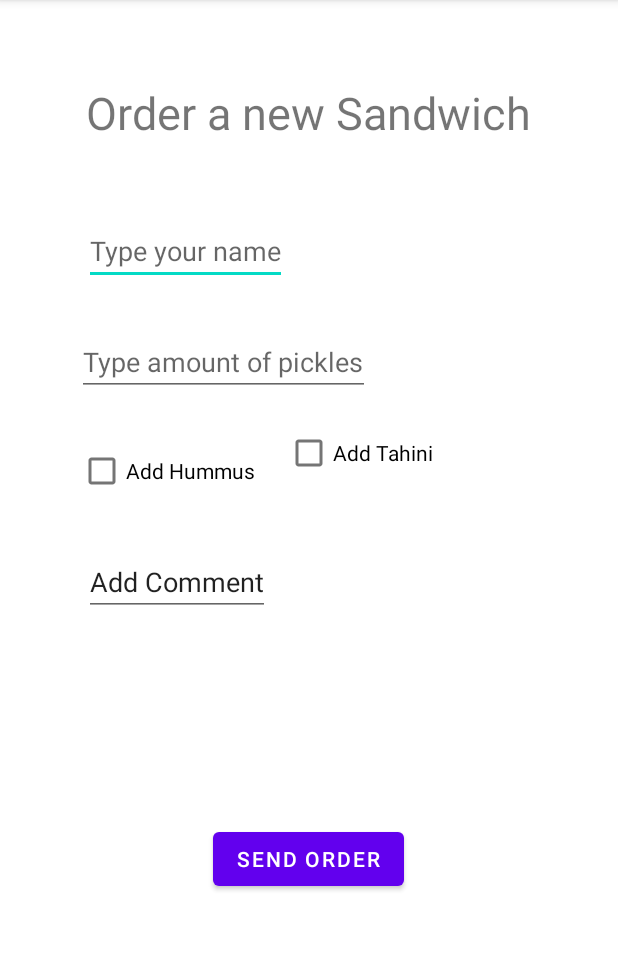
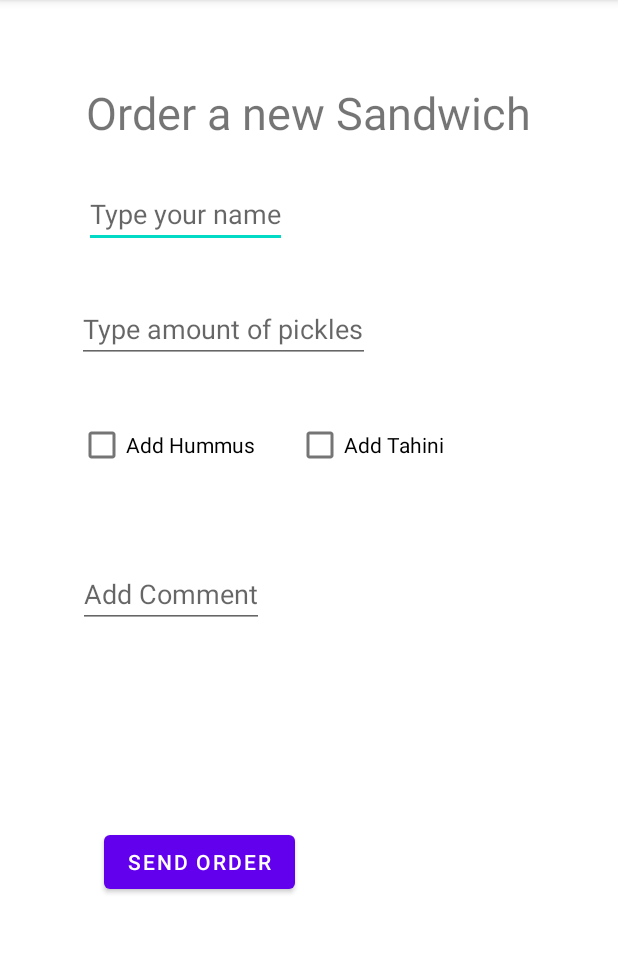
Before and after one commit to lotanaharoni/PostPc_Ex7, an Android app: the screen it shows after launch (NewOrderActivity), on a phone screen of 412 x 824 dp, the part 84-1037 px from its top. Run offline under Robolectric (Android 15) with nearby library versions, the phone set to English and light mode, and no system bars; our stand-ins replace Firebase (no records; nobody signed in at launch, a user with empty details on screens opened directly).

Commit message:
Fixed new_order and rdit_order screens

```diff
--- a/app/src/main/res/layout/activity_new_order.xml
+++ b/app/src/main/res/layout/activity_new_order.xml
@@ -29,20 +29,20 @@
         app:layout_constraintEnd_toEndOf="parent"
         app:layout_constraintHorizontal_bias="0.202"
         app:layout_constraintStart_toStartOf="parent"
-        app:layout_constraintTop_toBottomOf="@+id/pageTitle"
-        app:layout_constraintVertical_bias="0.079" />
+        app:layout_constraintTop_toTopOf="parent"
+        app:layout_constraintVertical_bias="0.166" />
 
     <CheckBox
         android:id="@+id/HummusCheckbox"
         android:layout_width="wrap_content"
         android:layout_height="wrap_content"
-        android:layout_marginBottom="404dp"
         android:text="@string/add_Hummus"
         app:layout_constraintBottom_toBottomOf="parent"
         app:layout_constraintEnd_toEndOf="parent"
         app:layout_constraintHorizontal_bias="0.176"
         app:layout_constraintStart_toStartOf="parent"
-        app:layout_constraintTop_toBottomOf="@+id/PickelsEditText" />
+        app:layout_constraintTop_toTopOf="parent"
+        app:layout_constraintVertical_bias="0.379" />
 
     <CheckBox
         android:id="@+id/TahiniCheckbox"
@@ -51,23 +51,22 @@
         android:text="@string/add_Tahini"
         app:layout_constraintBottom_toBottomOf="parent"
         app:layout_constraintEnd_toEndOf="parent"
-        app:layout_constraintHorizontal_bias="0.607"
+        app:layout_constraintHorizontal_bias="0.629"
         app:layout_constraintStart_toStartOf="parent"
-        app:layout_constraintTop_toBottomOf="@+id/PickelsEditText"
-        app:layout_constraintVertical_bias="0.03" />
+        app:layout_constraintTop_toTopOf="parent"
+        app:layout_constraintVertical_bias="0.379" />
 
     <EditText
         android:id="@+id/AddCommentEditText"
         android:layout_width="wrap_content"
         android:layout_height="wrap_content"
-        android:layout_marginBottom="224dp"
-        android:text="@string/add_comment"
+        android:hint="@string/add_comment"
         app:layout_constraintBottom_toBottomOf="parent"
         app:layout_constraintEnd_toEndOf="parent"
-        app:layout_constraintHorizontal_bias="0.194"
+        app:layout_constraintHorizontal_bias="0.18"
         app:layout_constraintStart_toStartOf="parent"
-        app:layout_constraintTop_toBottomOf="@+id/TahiniCheckbox"
-        app:layout_constraintVertical_bias="0.229" />
+        app:layout_constraintTop_toTopOf="parent"
+        app:layout_constraintVertical_bias="0.517" />
 
     <Button
         android:id="@+id/sendOrderButton"
@@ -76,23 +75,22 @@
         android:text="@string/send_order_button"
         app:layout_constraintBottom_toBottomOf="parent"
         app:layout_constraintEnd_toEndOf="parent"
-        app:layout_constraintHorizontal_bias="0.498"
+        app:layout_constraintHorizontal_bias="0.243"
         app:layout_constraintStart_toStartOf="parent"
         app:layout_constraintTop_toTopOf="parent"
-        app:layout_constraintVertical_bias="0.762" />
+        app:layout_constraintVertical_bias="0.765" />
 
     <EditText
         android:id="@+id/PickelsEditText"
         android:layout_width="wrap_content"
         android:layout_height="wrap_content"
         android:hint="@string/type_pickels"
-        android:inputType="number"
         app:layout_constraintBottom_toBottomOf="parent"
         app:layout_constraintEnd_toEndOf="parent"
         app:layout_constraintHorizontal_bias="0.238"
         app:layout_constraintStart_toStartOf="parent"
         app:layout_constraintTop_toTopOf="parent"
-        app:layout_constraintVertical_bias="0.303" />
+        app:layout_constraintVertical_bias="0.272" />
 
 
 </androidx.constraintlayout.widget.ConstraintLayout>
```
Also changed, not shown: app/src/main/res/layout/activity_edit_order.xml (+13 -15 lines).
